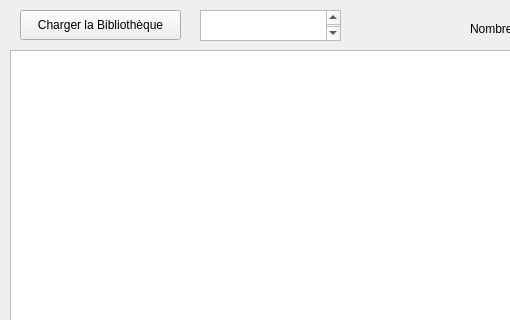
TomAuclin/PROJETC_LMLTM, file Descripteurs/tessst/bibliowindow.ui: the form before one commit; both pictures show x 0 to 510 and y 0 to 320 of the 936 by 587 pixel window.
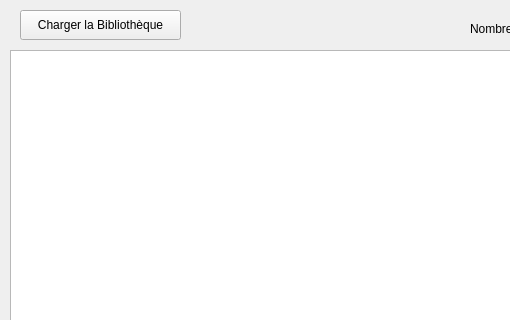
The form after the commit.

What changed in the file:
```diff
--- a/Descripteurs/tessst/bibliowindow.ui
+++ b/Descripteurs/tessst/bibliowindow.ui
@@ -102,33 +102,6 @@
                     <string>Déconnexion</string>
                 </property>
             </widget>
-            <widget class="QTextEdit" name="textEdit">
-                <property name="geometry">
-                    <rect>
-                        <x>200</x>
-                        <y>10</y>
-                        <width>141</width>
-                        <height>31</height>
-                    </rect>
-                </property>
-                <property name="html">
-                    <string>&lt;!DOCTYPE HTML PUBLIC &quot;-//W3C//DTD HTML 4.0//EN&quot;
-                        &quot;http://www.w3.org/TR/REC-html40/strict.dtd&quot;&gt;
-                        &lt;html&gt;&lt;head&gt;&lt;meta name=&quot;qrichtext&quot;
-                        content=&quot;1&quot; /&gt;&lt;meta charset=&quot;utf-8&quot; /&gt;&lt;style
-                        type=&quot;text/css&quot;&gt;
-                        p, li { white-space: pre-wrap; }
-                        hr { height: 1px; border-width: 0; }
-                        li.unchecked::marker { content: &quot;\2610&quot;; }
-                        li.checked::marker { content: &quot;\2612&quot;; }
-                        &lt;/style&gt;&lt;/head&gt;&lt;body style=&quot; font-family:'Sans Serif';
-                        font-size:9pt; font-weight:400; font-style:normal;&quot;&gt;
-                        &lt;p style=&quot; margin-top:0px; margin-bottom:0px; margin-left:0px;
-                        margin-right:0px; -qt-block-indent:0; text-indent:0px;&quot;&gt;&lt;span
-                        style=&quot; color:#ff0000;&quot;&gt;Charger un
-                        fichier.txt&lt;/span&gt;&lt;/p&gt;&lt;/body&gt;&lt;/html&gt;</string>
-                </property>
-            </widget>
             <widget class="QLabel" name="labelImageCount">
                 <property name="geometry">
                     <rect>
```
Left out of the diff: 8 changed lines with no effect on the pictures. Lines whose indentation alone changed are shown as unchanged.
